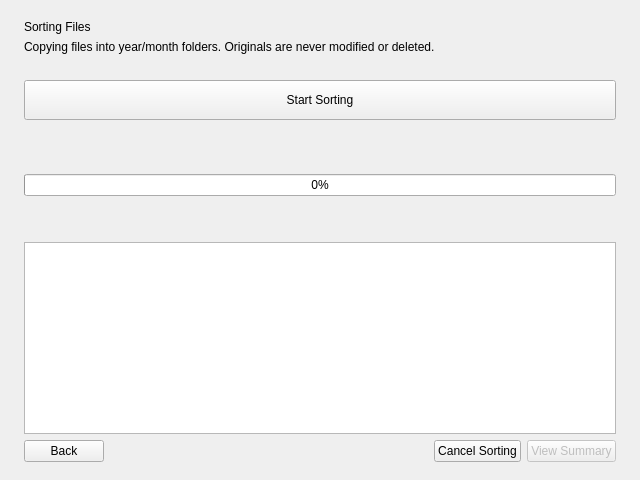
Qt form ui/step3_sorting.ui (dominikx2002/photo-video-sorter) before a commit.
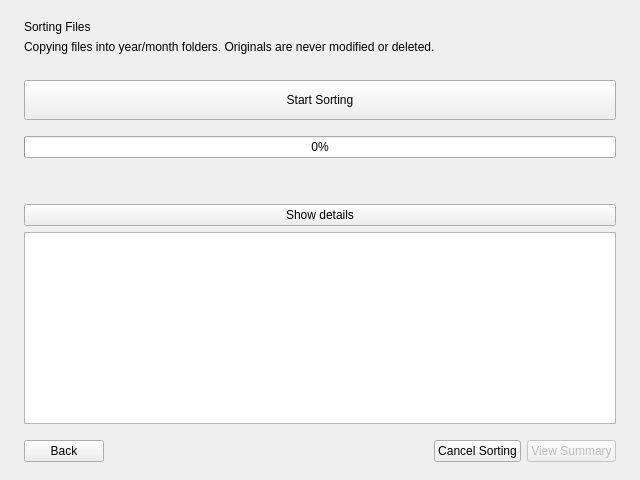
The same form after that commit.

Diff of the .ui file:
```diff
--- a/ui/step3_sorting.ui
+++ b/ui/step3_sorting.ui
@@ -100,6 +100,16 @@
      </property>
     </widget>
    </item>
+   <item>
+    <widget class="QPushButton" name="detailsToggleButton">
+     <property name="cursor">
+      <cursorShape>PointingHandCursor</cursorShape>
+     </property>
+     <property name="text">
+      <string>Show details</string>
+     </property>
+    </widget>
+   </item>
    <item>
     <widget class="QPlainTextEdit" name="logView">
      <property name="readOnly">
@@ -107,6 +117,16 @@
      </property>
     </widget>
    </item>
+   <item>
+    <widget class="QWidget" name="detailsSpacer" native="true">
+     <property name="sizePolicy">
+      <sizepolicy hsizetype="Preferred" vsizetype="Expanding">
+       <horstretch>0</horstretch>
+       <verstretch>0</verstretch>
+      </sizepolicy>
+     </property>
+    </widget>
+   </item>
    <item>
     <layout class="QHBoxLayout" name="navLayout">
      <item>
```
